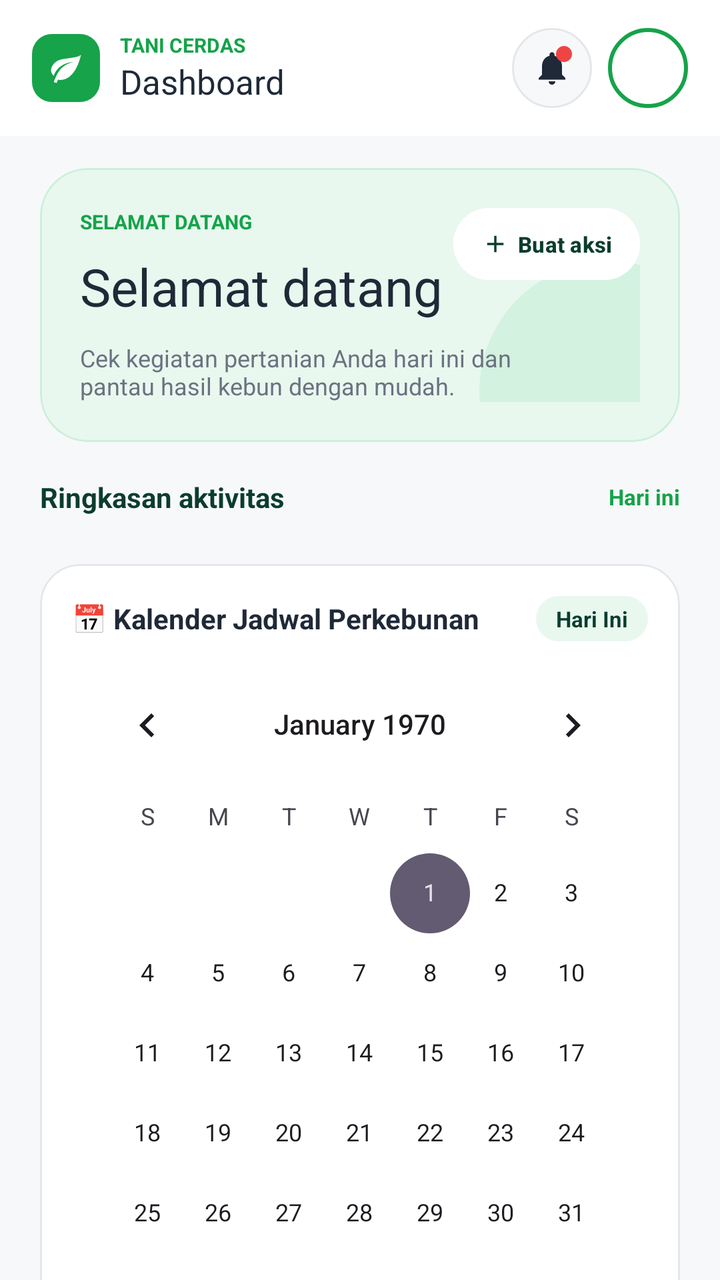
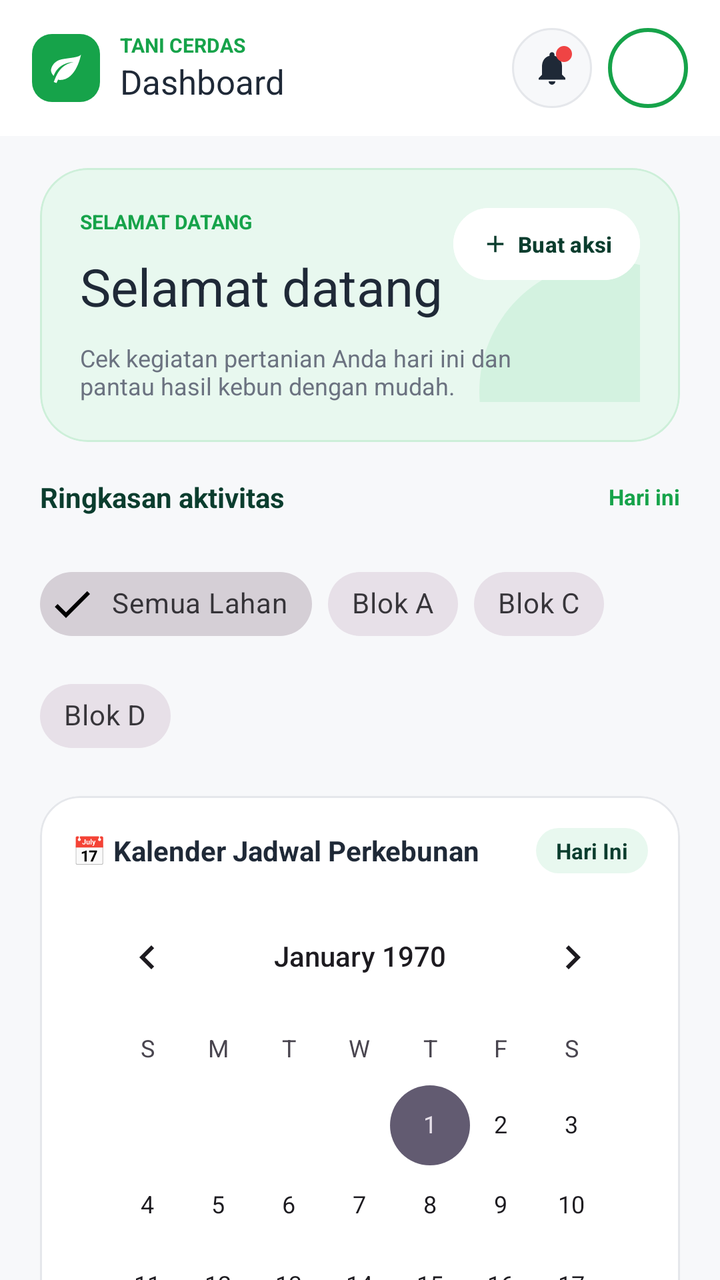

Compare the two renders of this Android layout. The source of the first and the diff that turns it into the second are given below.
<!-- AndroidManifest.xml: application theme Theme.KSHLatio -->
<!-- res/layout/fragment_aktivitas.xml -->
<?xml version="1.0" encoding="utf-8"?>
<androidx.coordinatorlayout.widget.CoordinatorLayout
    xmlns:android="http://schemas.android.com/apk/res/android"
    xmlns:app="http://schemas.android.com/apk/res-auto"
    xmlns:tools="http://schemas.android.com/tools"
    android:layout_width="match_parent" android:layout_height="match_parent"
    android:background="@color/bg_app">

    <com.google.android.material.appbar.AppBarLayout
        android:layout_width="match_parent" android:layout_height="wrap_content"
        android:background="@color/white" app:elevation="0dp">

        <androidx.appcompat.widget.Toolbar android:id="@+id/toolbar"
            android:layout_width="match_parent" android:layout_height="68dp"
            app:contentInsetStart="16dp" app:contentInsetEnd="16dp"
            app:layout_scrollFlags="scroll|enterAlways">

            <LinearLayout android:layout_width="match_parent" android:layout_height="match_parent"
                android:gravity="center_vertical" android:orientation="horizontal">

                <ImageView android:layout_width="34dp" android:layout_height="34dp"
                    android:background="@drawable/bg_logo_square" android:padding="8dp"
                    android:src="@drawable/ic_eco" app:tint="@color/white"
                    tools:ignore="ContentDescription" />

                <LinearLayout android:layout_width="0dp" android:layout_height="wrap_content"
                    android:layout_marginStart="10dp" android:layout_weight="1" android:orientation="vertical">
                    <TextView android:layout_width="wrap_content" android:layout_height="wrap_content"
                        android:text="@string/akt_brand" android:textColor="@color/primary"
                        android:textSize="10sp" android:textStyle="bold"
                        tools:ignore="SmallSp" />
                    <TextView android:layout_width="wrap_content" android:layout_height="wrap_content"
                        android:text="@string/akt_header" android:textColor="@color/text_dark"
                        android:textSize="17sp" />
                </LinearLayout>

                <FrameLayout android:id="@+id/flBell"
                    android:layout_width="40dp" android:layout_height="40dp"
                    android:background="@drawable/bg_circle_bell">
                    <ImageView android:layout_width="20dp" android:layout_height="20dp"
                        android:layout_gravity="center"
                        android:src="@drawable/ic_notifications" app:tint="@color/text_dark"
                        tools:ignore="ContentDescription" />
                    <View android:id="@+id/viewNotifDot"
                        android:layout_width="8dp" android:layout_height="8dp"
                        android:layout_gravity="top|end"
                        android:layout_marginTop="9dp" android:layout_marginEnd="10dp"
                        android:background="@drawable/bg_notif_dot" />
                </FrameLayout>

                <TextView android:id="@+id/tvAvatar"
                    android:layout_width="40dp" android:layout_height="40dp"
                    android:layout_marginStart="8dp"
                    android:background="@drawable/bg_circle_outline"
                    android:gravity="center" android:textColor="@color/primary"
                    android:textSize="12sp" android:textStyle="bold" />
            </LinearLayout>
        </androidx.appcompat.widget.Toolbar>
    </com.google.android.material.appbar.AppBarLayout>

    <androidx.core.widget.NestedScrollView
        android:layout_width="match_parent" android:layout_height="match_parent"
        android:clipToPadding="false"
        app:layout_behavior="@string/appbar_scrolling_view_behavior">

        <LinearLayout android:layout_width="match_parent" android:layout_height="wrap_content"
            android:orientation="vertical" android:padding="16dp">

            
            <com.google.android.material.card.MaterialCardView
                android:layout_width="match_parent" android:layout_height="wrap_content"
                android:layout_marginHorizontal="4dp"
                app:cardBackgroundColor="@color/mint" app:cardCornerRadius="24dp" app:cardElevation="0dp"
                app:strokeColor="@color/mint_stroke" app:strokeWidth="1dp">

                <androidx.constraintlayout.widget.ConstraintLayout
                    android:layout_width="match_parent" android:layout_height="wrap_content"
                    android:padding="20dp">

                    <View android:id="@+id/viewDecor"
                        android:layout_width="130dp" android:layout_height="130dp"
                        android:layout_marginEnd="-50dp" android:layout_marginBottom="-60dp"
                        android:background="@drawable/bg_decor_circle"
                        app:layout_constraintEnd_toEndOf="parent"
                        app:layout_constraintBottom_toBottomOf="parent" />

                    <TextView android:id="@+id/tvWelcomeLabel"
                        android:layout_width="wrap_content" android:layout_height="wrap_content"
                        android:text="@string/akt_welcome_label" android:textColor="@color/primary"
                        android:textSize="10sp" android:textStyle="bold"
                        app:layout_constraintStart_toStartOf="parent"
                        app:layout_constraintTop_toTopOf="parent"
                        tools:ignore="SmallSp" />

                    <com.google.android.material.button.MaterialButton android:id="@+id/btnBuatAksi"
                        android:layout_width="wrap_content" android:layout_height="36dp"
                        android:insetTop="0dp" android:insetBottom="0dp"
                        android:paddingHorizontal="14dp"
                        android:text="@string/akt_create" android:textAllCaps="false"
                        android:textColor="@color/primary_dark" android:textSize="11sp" android:textStyle="bold"
                        android:backgroundTint="@color/white"
                        app:cornerRadius="18dp"
                        app:icon="@drawable/ic_add" app:iconSize="14dp" app:iconPadding="4dp"
                        app:iconGravity="textStart" app:iconTint="@color/primary_dark"
                        app:layout_constraintEnd_toEndOf="parent"
                        app:layout_constraintTop_toTopOf="parent" />

                    <TextView android:id="@+id/tvWelcomeTitle"
                        android:layout_width="wrap_content" android:layout_height="wrap_content"
                        android:layout_marginTop="8dp"
                        android:text="@string/akt_welcome_title" android:textColor="@color/text_dark"
                        android:textSize="26sp"
                        app:layout_constraintStart_toStartOf="parent"
                        app:layout_constraintTop_toBottomOf="@id/tvWelcomeLabel" />

                    <TextView android:id="@+id/tvWelcomeDesc"
                        android:layout_width="0dp" android:layout_height="wrap_content"
                        android:layout_marginTop="10dp" android:layout_marginEnd="48dp"
                        android:text="@string/akt_welcome_desc" android:textColor="@color/text_gray"
                        android:textSize="12sp"
                        app:layout_constraintStart_toStartOf="parent"
                        app:layout_constraintEnd_toEndOf="parent"
                        app:layout_constraintTop_toBottomOf="@id/tvWelcomeTitle"
                        app:layout_constraintBottom_toBottomOf="parent" />
                </androidx.constraintlayout.widget.ConstraintLayout>
            </com.google.android.material.card.MaterialCardView>

            
            <LinearLayout android:layout_width="match_parent" android:layout_height="wrap_content"
                android:layout_marginTop="18dp" android:gravity="center_vertical"
                android:orientation="horizontal" android:paddingHorizontal="4dp">
                <TextView android:layout_width="0dp" android:layout_height="wrap_content" android:layout_weight="1"
                    android:text="@string/akt_summary" android:textColor="@color/primary_dark"
                    android:textSize="14sp" android:textStyle="bold" />
                <TextView android:id="@+id/tvHariIni"
                    android:layout_width="wrap_content" android:layout_height="wrap_content"
                    android:text="@string/akt_today" android:textColor="@color/primary"
                    android:textSize="11sp" android:textStyle="bold" />
            </LinearLayout>

            <LinearLayout android:id="@+id/rowStat1"
                android:layout_width="match_parent" android:layout_height="wrap_content"
                android:layout_marginTop="8dp" android:orientation="horizontal" />
            <LinearLayout android:id="@+id/rowStat2"
                android:layout_width="match_parent" android:layout_height="wrap_content"
                android:orientation="horizontal" />

            
            <com.google.android.material.card.MaterialCardView
                android:layout_width="match_parent"
                android:layout_height="wrap_content"
                android:layout_marginHorizontal="4dp"
                android:layout_marginTop="16dp"
                app:cardBackgroundColor="@color/white"
                app:cardCornerRadius="20dp"
                app:cardElevation="0dp"
                app:strokeColor="@color/stroke"
                app:strokeWidth="1dp">

                <LinearLayout
                    android:layout_width="match_parent"
                    android:layout_height="wrap_content"
                    android:orientation="vertical"
                    android:padding="16dp">

                    <LinearLayout
                        android:layout_width="match_parent"
                        android:layout_height="wrap_content"
                        android:gravity="center_vertical"
                        android:orientation="horizontal">

                        <TextView
                            android:layout_width="0dp"
                            android:layout_height="wrap_content"
                            android:layout_weight="1"
                            android:text="📅 Kalender Jadwal Perkebunan"
                            android:textColor="@color/text_dark"
                            android:textSize="14sp"
                            android:textStyle="bold" />

                        <TextView
                            android:id="@+id/tvCalendarSelectedDate"
                            android:layout_width="wrap_content"
                            android:layout_height="wrap_content"
                            android:background="@drawable/bg_badge"
                            android:paddingHorizontal="10dp"
                            android:paddingVertical="4dp"
                            android:text="Hari Ini"
                            android:textColor="@color/primary_dark"
                            android:textSize="11sp"
                            android:textStyle="bold" />
                    </LinearLayout>

                    
                    <CalendarView
                        android:id="@+id/calendarView"
                        android:layout_width="match_parent"
                        android:layout_height="wrap_content"
                        android:layout_marginTop="8dp" />

                    
                    <LinearLayout
                        android:id="@+id/llCalendarAgenda"
                        android:layout_width="match_parent"
                        android:layout_height="wrap_content"
                        android:layout_marginTop="10dp"
                        android:background="@drawable/bg_input"
                        android:orientation="vertical"
                        android:padding="12dp">

                        <TextView
                            android:id="@+id/tvAgendaTitle"
                            android:layout_width="wrap_content"
                            android:layout_height="wrap_content"
                            android:text="🌱 Agenda Perkebunan Tanggal Ini:"
                            android:textColor="@color/primary_dark"
                            android:textSize="12sp"
                            android:textStyle="bold" />

                        <TextView
                            android:id="@+id/tvAgendaContent"
                            android:layout_width="wrap_content"
                            android:layout_height="wrap_content"
                            android:layout_marginTop="4dp"
                            android:text="• 08.00 WIB: Pemupukan NPK Lahan Blok A\n• 14.00 WIB: Inspeksi Kualitas Panen Kelapa Sawit"
                            android:textColor="@color/text_dark"
                            android:textSize="12sp" />
                    </LinearLayout>
                </LinearLayout>
            </com.google.android.material.card.MaterialCardView>

            
            <com.google.android.material.card.MaterialCardView
                android:layout_width="match_parent" android:layout_height="wrap_content"
                android:layout_marginHorizontal="4dp" android:layout_marginTop="16dp"
                app:cardBackgroundColor="@color/white" app:cardCornerRadius="20dp" app:cardElevation="0dp"
                app:strokeColor="@color/stroke" app:strokeWidth="1dp">
                <LinearLayout android:layout_width="match_parent" android:layout_height="wrap_content"
                    android:orientation="vertical" android:padding="16dp">

                    <LinearLayout android:layout_width="match_parent" android:layout_height="wrap_content"
                        android:gravity="center_vertical" android:orientation="horizontal">
                        <LinearLayout android:layout_width="0dp" android:layout_height="wrap_content"
                            android:layout_weight="1" android:orientation="vertical">
                            <TextView android:layout_width="wrap_content" android:layout_height="wrap_content"
                                android:text="@string/akt_chart_title" android:textColor="@color/text_dark"
                                android:textSize="14sp" android:textStyle="bold" />
                            <TextView android:layout_width="wrap_content" android:layout_height="wrap_content"
                                android:text="@string/akt_chart_sub" android:textColor="@color/text_gray"
                                android:textSize="10sp"
                                tools:ignore="SmallSp" />
                        </LinearLayout>
                        <TextView android:id="@+id/tvBulan"
                            android:layout_width="wrap_content" android:layout_height="wrap_content"
                            android:background="@drawable/bg_badge"
                            android:paddingHorizontal="12dp" android:paddingVertical="6dp"
                            android:text="@string/akt_month_default" android:textColor="@color/text_dark"
                            android:textSize="11sp" />
                    </LinearLayout>

                    <LinearLayout android:layout_width="match_parent" android:layout_height="150dp"
                        android:layout_marginTop="12dp" android:background="@drawable/bg_empty_panel"
                        android:gravity="center" android:orientation="vertical">
                        <ImageView android:layout_width="44dp" android:layout_height="44dp"
                            android:background="@drawable/bg_circle_mint" android:padding="12dp"
                            android:src="@drawable/ic_bar_chart" app:tint="@color/primary"
                            tools:ignore="ContentDescription" />
                        <TextView android:layout_width="wrap_content" android:layout_height="wrap_content"
                            android:layout_marginTop="10dp"
                            android:text="@string/akt_no_data" android:textColor="@color/text_gray"
                            android:textSize="12sp" />
                    </LinearLayout>
                </LinearLayout>
            </com.google.android.material.card.MaterialCardView>

            
            <com.google.android.material.card.MaterialCardView
                android:layout_width="match_parent" android:layout_height="wrap_content"
                android:layout_marginHorizontal="4dp" android:layout_marginTop="12dp"
                android:layout_marginBottom="12dp"
                app:cardBackgroundColor="@color/white" app:cardCornerRadius="20dp" app:cardElevation="0dp"
                app:strokeColor="@color/stroke" app:strokeWidth="1dp">
                <LinearLayout android:layout_width="match_parent" android:layout_height="wrap_content"
                    android:orientation="vertical" android:padding="16dp">

                    <LinearLayout android:layout_width="match_parent" android:layout_height="wrap_content"
                        android:gravity="center_vertical" android:orientation="horizontal">
                        <TextView android:layout_width="0dp" android:layout_height="wrap_content" android:layout_weight="1"
                            android:text="@string/akt_recent" android:textColor="@color/text_dark"
                            android:textSize="14sp" android:textStyle="bold" />
                        <TextView android:id="@+id/tvLihatSemuaAkt"
                            android:layout_width="wrap_content" android:layout_height="wrap_content"
                            android:text="@string/see_all" android:textColor="@color/primary"
                            android:textSize="11sp" android:textStyle="bold" />
                    </LinearLayout>

                    <LinearLayout android:layout_width="match_parent" android:layout_height="wrap_content"
                        android:layout_marginTop="12dp" android:background="@drawable/bg_tab_track"
                        android:orientation="horizontal" android:padding="4dp">
                        <TextView android:id="@+id/tabPengajuan"
                            android:layout_width="0dp" android:layout_height="wrap_content" android:layout_weight="1"
                            android:gravity="center" android:paddingVertical="9dp"
                            android:text="@string/tab_pengajuan" android:textSize="11sp" />
                        <TextView android:id="@+id/tabPenanganan"
                            android:layout_width="0dp" android:layout_height="wrap_content" android:layout_weight="1"
                            android:gravity="center" android:paddingVertical="9dp"
                            android:text="@string/tab_penanganan" android:textSize="11sp" />
                        <TextView android:id="@+id/tabPanen"
                            android:layout_width="0dp" android:layout_height="wrap_content" android:layout_weight="1"
                            android:gravity="center" android:paddingVertical="9dp"
                            android:text="@string/tab_panen" android:textSize="11sp" />
                    </LinearLayout>

                    <TextView android:id="@+id/tvEmptyTab"
                        android:layout_width="match_parent" android:layout_height="130dp"
                        android:drawableTop="@drawable/ic_assignment" android:drawableTint="@color/text_gray"
                        android:drawablePadding="8dp" android:gravity="center"
                        android:textColor="@color/text_gray" android:textSize="12sp"
                        tools:ignore="UseCompatTextViewDrawableXml" />
                </LinearLayout>
            </com.google.android.material.card.MaterialCardView>
        </LinearLayout>
    </androidx.core.widget.NestedScrollView>
</androidx.coordinatorlayout.widget.CoordinatorLayout>
<!-- resources referenced by this layout -->
<resources>
  <color name="bg_app">#F7F8FA</color>
  <color name="mint">#E8F8EF</color>
  <color name="mint_stroke">#CDEFD9</color>
  <color name="primary">#16A34A</color>
  <color name="primary_dark">#0B3D2E</color>
  <color name="stroke">#E5E7EB</color>
  <color name="text_dark">#1F2937</color>
  <color name="text_gray">#6B7280</color>
  <color name="white">#FFFFFF</color>
  <!-- drawable bg_badge (drawable) -->
  <?xml version="1.0" encoding="utf-8"?>
  <shape xmlns:android="http://schemas.android.com/apk/res/android">
      <solid android:color="@color/mint" />
      <corners android:radius="50dp" />
  </shape>
  <!-- drawable bg_circle_mint (drawable) -->
  <?xml version="1.0" encoding="utf-8"?>
  <shape xmlns:android="http://schemas.android.com/apk/res/android" android:shape="oval">
      <solid android:color="@color/mint" />
  </shape>
  <!-- drawable bg_decor_circle (drawable) -->
  <?xml version="1.0" encoding="utf-8"?>
  <shape xmlns:android="http://schemas.android.com/apk/res/android" android:shape="oval">
      <solid android:color="@color/decor_circle" />
  </shape>
  <!-- drawable bg_empty_panel (drawable) -->
  <?xml version="1.0" encoding="utf-8"?>
  <shape xmlns:android="http://schemas.android.com/apk/res/android">
      <solid android:color="@color/bg_app" />
      <corners android:radius="16dp" />
  </shape>
  <!-- drawable bg_logo_square (drawable) -->
  <?xml version="1.0" encoding="utf-8"?>
  <shape xmlns:android="http://schemas.android.com/apk/res/android">
      <solid android:color="@color/primary" />
      <corners android:radius="10dp" />
  </shape>
  <!-- drawable bg_notif_dot (drawable) -->
  <?xml version="1.0" encoding="utf-8"?>
  <shape xmlns:android="http://schemas.android.com/apk/res/android" android:shape="oval">
      <solid android:color="@color/danger" />
  </shape>
  <!-- drawable bg_tab_track (drawable) -->
  <?xml version="1.0" encoding="utf-8"?>
  <shape xmlns:android="http://schemas.android.com/apk/res/android">
      <solid android:color="@color/bg_app" />
      <corners android:radius="12dp" />
  </shape>
  <!-- drawable ic_assignment (drawable) -->
  <?xml version="1.0" encoding="utf-8"?>
  <vector xmlns:android="http://schemas.android.com/apk/res/android"
      android:width="24dp" android:height="24dp" android:viewportWidth="24" android:viewportHeight="24">
      <path android:fillColor="#000000" android:pathData="M19,3h-4.18C14.4,1.84 13.3,1 12,1c-1.3,0 -2.4,0.84 -2.82,2L5,3c-1.1,0 -2,0.9 -2,2v14c0,1.1 0.9,2 2,2h14c1.1,0 2,-0.9 2,-2L21,5c0,-1.1 -0.9,-2 -2,-2zM12,3c0.55,0 1,0.45 1,1s-0.45,1 -1,1 -1,-0.45 -1,-1 0.45,-1 1,-1zM14,17L7,17v-2h7v2zM17,13L7,13v-2h10v2zM17,9L7,9L7,7h10v2z" />
  </vector>
  <string name="akt_brand">TANI CERDAS</string>
  <string name="akt_chart_sub">Total pengajuan, penanganan, dan panen.</string>
  <string name="akt_chart_title">Grafik Aktivitas Bulanan</string>
  <string name="akt_create">Buat aksi</string>
  <string name="akt_header">Dashboard</string>
  <string name="akt_month_default">Oktober ▾</string>
  <string name="akt_no_data">Belum ada data</string>
  <string name="akt_recent">Aktivitas Terbaru</string>
  <string name="akt_summary">Ringkasan aktivitas</string>
  <string name="akt_today">Hari ini</string>
  <string name="akt_welcome_desc">Cek kegiatan pertanian Anda hari ini dan pantau hasil kebun dengan mudah.</string>
  <string name="akt_welcome_label">SELAMAT DATANG</string>
  <string name="akt_welcome_title">Selamat datang</string>
  <string name="see_all">Lihat semua</string>
  <string name="tab_panen">Panen</string>
  <string name="tab_penanganan">Penanganan</string>
  <string name="tab_pengajuan">Pengajuan</string>
  <style name="Theme.KSHLatio" parent="Base.Theme.KSHLatio" />
  <color name="decor_circle">#D3F2E0</color>
  <color name="input_bg">#F7FAF8</color>
  <color name="border">#E3E8E5</color>
  <color name="danger">#EF4444</color>
  <style name="Base.Theme.KSHLatio" parent="Theme.Material3.DayNight.NoActionBar">
          
          
      </style>
  <!-- unchanged entries left out for length: 7 -->
</resources>

<!-- the commit's change to res/layout/fragment_aktivitas.xml (unified diff, before → after) -->
@@ -144,6 +144,45 @@
             <LinearLayout android:id="@+id/rowStat2"
                 android:layout_width="match_parent" android:layout_height="wrap_content"
                 android:orientation="horizontal" />
+
+            
+            <com.google.android.material.chip.ChipGroup
+                android:id="@+id/chipGroupFilter"
+                android:layout_width="match_parent"
+                android:layout_height="wrap_content"
+                android:layout_marginTop="12dp"
+                android:layout_marginHorizontal="4dp"
+                app:singleSelection="true">
+
+                <com.google.android.material.chip.Chip
+                    android:id="@+id/chipSemua"
+                    style="@style/Widget.MaterialComponents.Chip.Filter"
+                    android:layout_width="wrap_content"
+                    android:layout_height="wrap_content"
+                    android:checked="true"
+                    android:text="Semua Lahan" />
+
+                <com.google.android.material.chip.Chip
+                    android:id="@+id/chipBlokA"
+                    style="@style/Widget.MaterialComponents.Chip.Filter"
+                    android:layout_width="wrap_content"
+                    android:layout_height="wrap_content"
+                    android:text="Blok A" />
+
+                <com.google.android.material.chip.Chip
+                    android:id="@+id/chipBlokC"
+                    style="@style/Widget.MaterialComponents.Chip.Filter"
+                    android:layout_width="wrap_content"
+                    android:layout_height="wrap_content"
+                    android:text="Blok C" />
+
+                <com.google.android.material.chip.Chip
+                    android:id="@+id/chipBlokD"
+                    style="@style/Widget.MaterialComponents.Chip.Filter"
+                    android:layout_width="wrap_content"
+                    android:layout_height="wrap_content"
+                    android:text="Blok D" />
+            </com.google.android.material.chip.ChipGroup>
 
             
             <com.google.android.material.card.MaterialCardView
@@ -294,29 +333,22 @@
                             android:textSize="11sp" android:textStyle="bold" />
                     </LinearLayout>
 
-                    <LinearLayout android:layout_width="match_parent" android:layout_height="wrap_content"
-                        android:layout_marginTop="12dp" android:background="@drawable/bg_tab_track"
-                        android:orientation="horizontal" android:padding="4dp">
-                        <TextView android:id="@+id/tabPengajuan"
-                            android:layout_width="0dp" android:layout_height="wrap_content" android:layout_weight="1"
-                            android:gravity="center" android:paddingVertical="9dp"
-                            android:text="@string/tab_pengajuan" android:textSize="11sp" />
-                        <TextView android:id="@+id/tabPenanganan"
-                            android:layout_width="0dp" android:layout_height="wrap_content" android:layout_weight="1"
-                            android:gravity="center" android:paddingVertical="9dp"
-                            android:text="@string/tab_penanganan" android:textSize="11sp" />
-                        <TextView android:id="@+id/tabPanen"
-                            android:layout_width="0dp" android:layout_height="wrap_content" android:layout_weight="1"
-                            android:gravity="center" android:paddingVertical="9dp"
-                            android:text="@string/tab_panen" android:textSize="11sp" />
-                    </LinearLayout>
-
-                    <TextView android:id="@+id/tvEmptyTab"
-                        android:layout_width="match_parent" android:layout_height="130dp"
-                        android:drawableTop="@drawable/ic_assignment" android:drawableTint="@color/text_gray"
-                        android:drawablePadding="8dp" android:gravity="center"
-                        android:textColor="@color/text_gray" android:textSize="12sp"
-                        tools:ignore="UseCompatTextViewDrawableXml" />
+                    
+                    <com.google.android.material.tabs.TabLayout
+                        android:id="@+id/tabLayoutAktivitas"
+                        android:layout_width="match_parent"
+                        android:layout_height="wrap_content"
+                        android:layout_marginTop="10dp"
+                        app:tabIndicatorColor="@color/primary"
+                        app:tabSelectedTextColor="@color/primary"
+                        app:tabTextColor="@color/text_gray" />
+
+                    
+                    <androidx.viewpager2.widget.ViewPager2
+                        android:id="@+id/viewPagerAktivitas"
+                        android:layout_width="match_parent"
+                        android:layout_height="wrap_content"
+                        android:layout_marginTop="8dp" />
                 </LinearLayout>
             </com.google.android.material.card.MaterialCardView>
         </LinearLayout>
<!-- resource entries referenced after the edit -->
@@ -42,18 +42,6 @@
   <shape xmlns:android="http://schemas.android.com/apk/res/android" android:shape="oval">
       <solid android:color="@color/danger" />
   </shape>
-  <!-- drawable bg_tab_track (drawable) -->
-  <?xml version="1.0" encoding="utf-8"?>
-  <shape xmlns:android="http://schemas.android.com/apk/res/android">
-      <solid android:color="@color/bg_app" />
-      <corners android:radius="12dp" />
-  </shape>
-  <!-- drawable ic_assignment (drawable) -->
-  <?xml version="1.0" encoding="utf-8"?>
-  <vector xmlns:android="http://schemas.android.com/apk/res/android"
-      android:width="24dp" android:height="24dp" android:viewportWidth="24" android:viewportHeight="24">
-      <path android:fillColor="#000000" android:pathData="M19,3h-4.18C14.4,1.84 13.3,1 12,1c-1.3,0 -2.4,0.84 -2.82,2L5,3c-1.1,0 -2,0.9 -2,2v14c0,1.1 0.9,2 2,2h14c1.1,0 2,-0.9 2,-2L21,5c0,-1.1 -0.9,-2 -2,-2zM12,3c0.55,0 1,0.45 1,1s-0.45,1 -1,1 -1,-0.45 -1,-1 0.45,-1 1,-1zM14,17L7,17v-2h7v2zM17,13L7,13v-2h10v2zM17,9L7,9L7,7h10v2z" />
-  </vector>
   <string name="akt_brand">TANI CERDAS</string>
   <string name="akt_chart_sub">Total pengajuan, penanganan, dan panen.</string>
   <string name="akt_chart_title">Grafik Aktivitas Bulanan</string>
@@ -68,9 +56,6 @@
   <string name="akt_welcome_label">SELAMAT DATANG</string>
   <string name="akt_welcome_title">Selamat datang</string>
   <string name="see_all">Lihat semua</string>
-  <string name="tab_panen">Panen</string>
-  <string name="tab_penanganan">Penanganan</string>
-  <string name="tab_pengajuan">Pengajuan</string>
   <style name="Theme.KSHLatio" parent="Base.Theme.KSHLatio" />
   <color name="decor_circle">#D3F2E0</color>
   <color name="input_bg">#F7FAF8</color>
